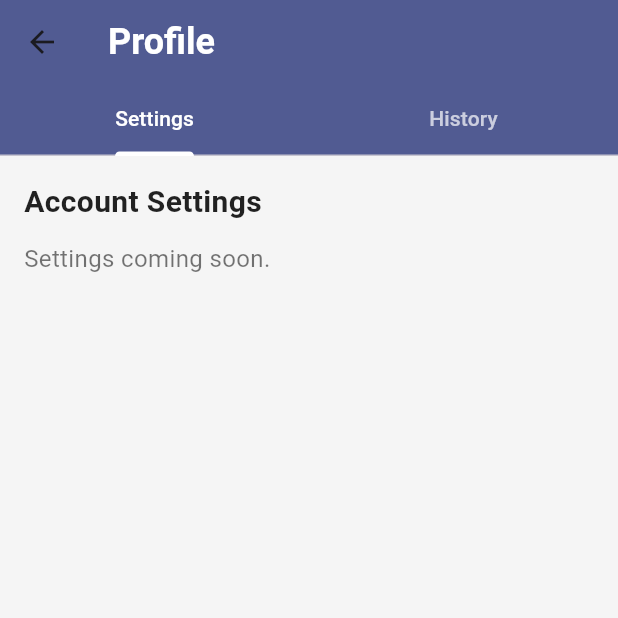
After one commit to agumasdesalew-stack/quiz, a Flutter app: the ProfileScreen screen opened by its route, on a phone screen of 412 x 824 dp, the top half of it. The commit adds this screen. Run offline on Flutter 3.47's test engine with Material 3 defaults, Android fonts, the phone set to English and light mode, and no system bars; our stand-ins replace supabase_flutter; accounts and stored records are empty.

Commit message:
checking system working

```diff
--- /dev/null
+++ b/lib/models/attempt_model.dart
@@ -0,0 +1,34 @@
+class AttemptModel {
+  final String id;
+  final String userId;
+  final String quizId;
+  final String quizTitle;
+  final int score;
+  final int total;
+  final double percentage;
+  final DateTime createdAt;
+
+  AttemptModel({
+    required this.id,
+    required this.userId,
+    required this.quizId,
+    required this.quizTitle,
+    required this.score,
+    required this.total,
+    required this.percentage,
+    required this.createdAt,
+  });
+
+  factory AttemptModel.fromMap(Map<String, dynamic> map) {
+    return AttemptModel(
+      id: map['id'] as String,
+      userId: map['user_id'] as String,
+      quizId: map['quiz_id'] as String,
+      quizTitle: map['quiz_title'] as String,
+      score: map['score'] as int,
+      total: map['total'] as int,
+      percentage: (map['percentage'] as num).toDouble(),
+      createdAt: DateTime.parse(map['created_at'] as String),
+    );
+  }
+}
--- /dev/null
+++ b/lib/screens/profile_screen.dart
@@ -0,0 +1,203 @@
+import 'package:flutter/material.dart';
+import 'package:supabase_flutter/supabase_flutter.dart';
+import '../services/history_service.dart';
+import '../models/attempt_model.dart';
+
+class ProfileScreen extends StatefulWidget {
+  const ProfileScreen({super.key});
+
+  @override
+  State<ProfileScreen> createState() => _ProfileScreenState();
+}
+
+class _ProfileScreenState extends State<ProfileScreen>
+    with SingleTickerProviderStateMixin {
+  late final TabController _tabController;
+  final HistoryService _historyService = HistoryService();
+  Future<List<AttemptModel>>? _attemptsFuture;
+
+  @override
+  void initState() {
+    super.initState();
+    _tabController = TabController(length: 2, vsync: this);
+    final user = Supabase.instance.client.auth.currentUser;
+    if (user != null) {
+      _attemptsFuture = _historyService.getRecentAttempts(userId: user.id, limit: 10);
+    }
+  }
+
+  @override
+  void dispose() {
+    _tabController.dispose();
+    super.dispose();
+  }
+
+  @override
+  Widget build(BuildContext context) {
+    return SafeArea(
+      child: Scaffold(
+        backgroundColor: Colors.grey[100],
+        appBar: AppBar(
+          title: Text(
+            'Profile',
+            style: TextStyle(
+              fontWeight: FontWeight.bold,
+              fontSize: 24,
+              color: Theme.of(context).colorScheme.onPrimary,
+            ),
+          ),
+          backgroundColor: Theme.of(context).colorScheme.primary,
+          bottom: TabBar(
+            controller: _tabController,
+            indicatorColor: Theme.of(context).colorScheme.onPrimary,
+            labelColor: Theme.of(context).colorScheme.onPrimary,
+            unselectedLabelColor: Theme.of(context).colorScheme.onPrimary.withOpacity(0.7),
+            tabs: const [
+              Tab(text: 'Settings'),
+              Tab(text: 'History'),
+            ],
+          ),
+        ),
+        body: TabBarView(
+          controller: _tabController,
+          children: [
+            _buildSettings(),
+            _buildHistory(),
+          ],
+        ),
+      ),
+    );
+  }
+
+  Widget _buildSettings() {
+    return Padding(
+      padding: const EdgeInsets.all(16.0),
+      child: Column(
+        crossAxisAlignment: CrossAxisAlignment.start,
+        children: const [
+          Text(
+            'Account Settings',
+            style: TextStyle(
+              fontSize: 20,
+              fontWeight: FontWeight.bold,
+              color: Colors.black87,
+            ),
+          ),
+          SizedBox(height: 12),
+          Text(
+            'Settings coming soon.',
+            style: TextStyle(fontSize: 16, color: Colors.black54),
+          ),
+        ],
+      ),
+    );
+  }
+
+  Widget _buildHistory() {
+    final user = Supabase.instance.client.auth.currentUser;
+    if (user == null) {
+      return const Center(child: Text('Please sign in to view history'));
+    }
+    return Padding(
+      padding: const EdgeInsets.all(16.0),
+      child: Column(
+        crossAxisAlignment: CrossAxisAlignment.start,
+        children: [
+          const Text(
+            'Recent Quiz Results & Attempts',
+            style: TextStyle(
+              fontSize: 20,
+              fontWeight: FontWeight.bold,
+              color: Colors.black87,
+            ),
+          ),
+          const SizedBox(height: 12),
+          Expanded(
+            child: FutureBuilder<List<AttemptModel>>(
+              future: _attemptsFuture,
+              builder: (context, snapshot) {
+                if (snapshot.connectionState == ConnectionState.waiting) {
+                  return const Center(child: CircularProgressIndicator());
+                }
+                if (snapshot.hasError) {
+                  return Center(child: Text('Error: ${snapshot.error}'));
+                }
+                final attempts = snapshot.data ?? [];
+                if (attempts.isEmpty) {
+                  return const Center(
+                    child: Text(
+                      'No attempts yet',
+                      style: TextStyle(
+                        fontSize: 16,
+                        color: Colors.black54,
+                      ),
+                    ),
+                  );
+                }
+                return ListView.separated(
+                  itemCount: attempts.length,
+                  separatorBuilder: (_, __) => const SizedBox(height: 8),
+                  itemBuilder: (context, index) {
+                    final a = attempts[index];
+                    return Container(
+                      decoration: BoxDecoration(
+                        color: Theme.of(context).colorScheme.surface,
+                        borderRadius: BorderRadius.circular(12),
+                        border: Border.all(color: Theme.of(context).colorScheme.outlineVariant),
+                        boxShadow: const [
+                          BoxShadow(
+                            color: Colors.black12,
+                            blurRadius: 2,
+                            offset: Offset(0, 1),
+                          ),
+                        ],
+                      ),
+                      padding: const EdgeInsets.symmetric(horizontal: 16, vertical: 12),
+                      child: Row(
+                        mainAxisAlignment: MainAxisAlignment.spaceBetween,
+                        children: [
+                          Expanded(
+                            child: Column(
+                              crossAxisAlignment: CrossAxisAlignment.start,
+                              children: [
+                                Text(
+                                  a.quizTitle,
+                                  style: TextStyle(
+                                    fontSize: 16,
+                                    fontWeight: FontWeight.w600,
+                                    color: Theme.of(context).colorScheme.primary,
+                                  ),
+                                  overflow: TextOverflow.ellipsis,
+                                ),
+                                const SizedBox(height: 4),
+                                Text(
+                                  '${a.score}/${a.total}  •  ${a.percentage.toStringAsFixed(1)}%  •  ${_formatDate(a.createdAt)}',
+                                  style: const TextStyle(fontSize: 12, color: Colors.black54),
+                                ),
+                              ],
+                            ),
+                          ),
+                          Icon(Icons.history, color: Theme.of(context).colorScheme.primary),
+                        ],
+                      ),
+                    );
+                  },
+                );
+              },
+            ),
+          ),
+        ],
+      ),
+    );
+  }
+
+  String _formatDate(DateTime dt) {
+    final d = dt.toLocal();
+    final y = d.year.toString().padLeft(4, '0');
+    final m = d.month.toString().padLeft(2, '0');
+    final da = d.day.toString().padLeft(2, '0');
+    final hh = d.hour.toString().padLeft(2, '0');
+    final mm = d.minute.toString().padLeft(2, '0');
+    return '$y-$m-$da $hh:$mm';
+  }
+}
--- a/pubspec.yaml
+++ b/pubspec.yaml
@@ -35,6 +35,7 @@ dependencies:
   # Use with the CupertinoIcons class for iOS style icons.
   cupertino_icons: ^1.0.8
   supabase_flutter: ^2.0.0
+
 
 
 dev_dependencies:
```
Also changed, not shown: lib/main.dart (+27 -2 lines), lib/screens/home_screen.dart (+18 -19 lines), lib/screens/quiz_list_screen.dart (+10 -12 lines), lib/screens/quiz_screen.dart (+45 -21 lines), lib/services/history_service.dart (added, +49 -0 lines), lib/widgets/category_card.dart (+27 -25 lines).
